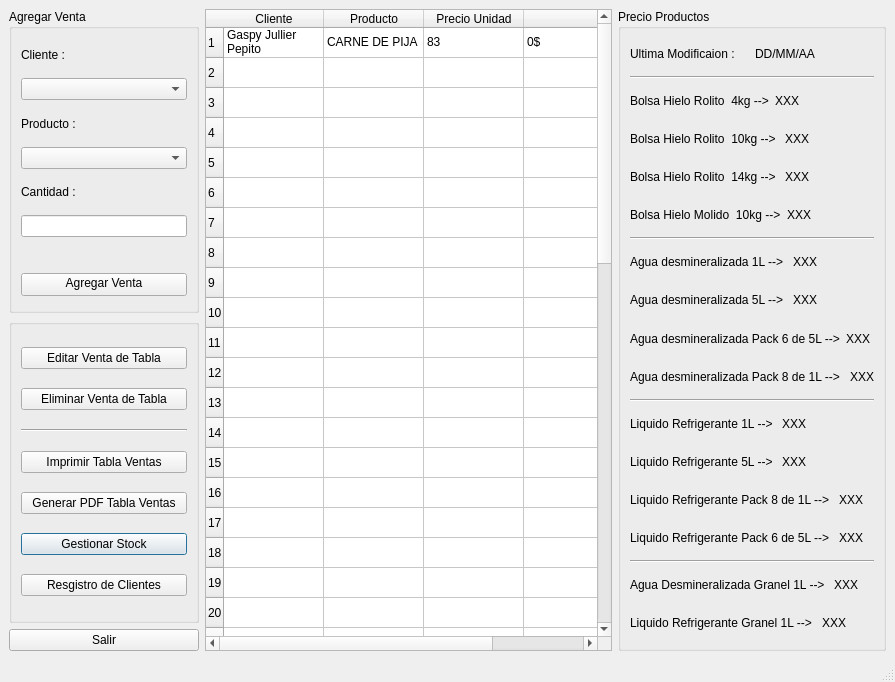
This is QT_Sistema_San_Cayetano/mainwindow.ui in GaspyGJ/SistemaGestion_SanCayetano as Qt 5 draws it before an edit. The edited form follows.
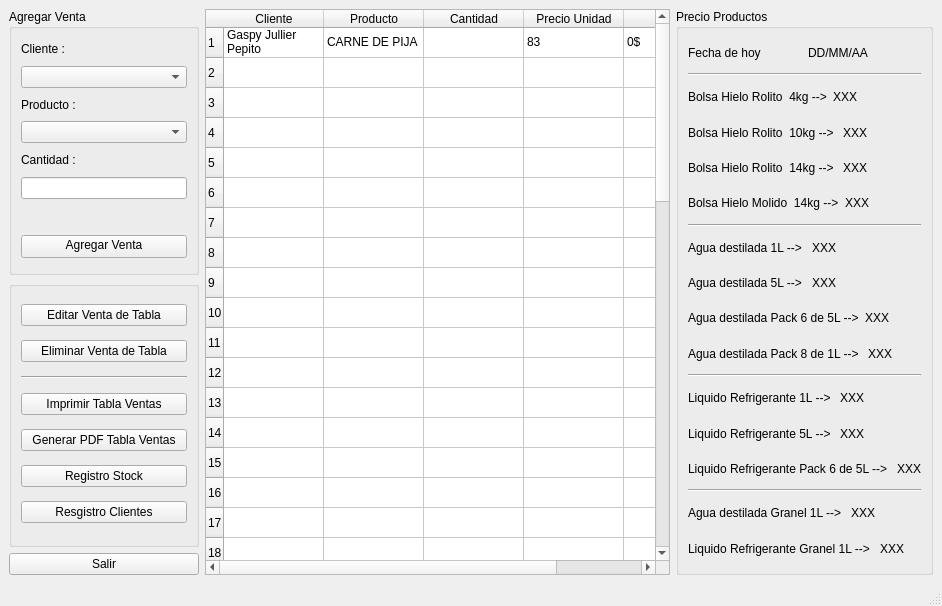
This is the edited form.

Commit message: Termine Registro Stock creo , ver Clientes y Main

Diff of the .ui file:
```diff
--- a/QT_Sistema_San_Cayetano/mainwindow.ui
+++ b/QT_Sistema_San_Cayetano/mainwindow.ui
@@ -9,8 +9,8 @@
    <rect>
     <x>0</x>
     <y>0</y>
-    <width>895</width>
-    <height>682</height>
+    <width>942</width>
+    <height>606</height>
    </rect>
   </property>
   <property name="minimumSize">
@@ -107,6 +107,12 @@
            <property name="checkable">
             <bool>false</bool>
            </property>
+           <property name="autoDefault">
+            <bool>true</bool>
+           </property>
+           <property name="default">
+            <bool>false</bool>
+           </property>
           </widget>
          </item>
         </layout>
@@ -138,6 +144,12 @@
            <property name="checkable">
             <bool>false</bool>
            </property>
+           <property name="autoDefault">
+            <bool>true</bool>
+           </property>
+           <property name="default">
+            <bool>false</bool>
+           </property>
           </widget>
          </item>
          <item>
@@ -148,6 +160,12 @@
            <property name="checkable">
             <bool>false</bool>
            </property>
+           <property name="autoDefault">
+            <bool>true</bool>
+           </property>
+           <property name="default">
+            <bool>false</bool>
+           </property>
           </widget>
          </item>
          <item>
@@ -165,6 +183,12 @@
            <property name="checkable">
             <bool>false</bool>
            </property>
+           <property name="autoDefault">
+            <bool>true</bool>
+           </property>
+           <property name="default">
+            <bool>false</bool>
+           </property>
           </widget>
          </item>
          <item>
@@ -175,12 +199,18 @@
            <property name="checkable">
             <bool>false</bool>
            </property>
+           <property name="autoDefault">
+            <bool>true</bool>
+           </property>
+           <property name="default">
+            <bool>false</bool>
+           </property>
           </widget>
          </item>
          <item>
           <widget class="QPushButton" name="pushButton_2">
            <property name="text">
-            <string>Gestionar Stock</string>
+            <string>Registro Stock</string>
            </property>
            <property name="checkable">
             <bool>false</bool>
@@ -189,18 +219,24 @@
             <bool>true</bool>
            </property>
            <property name="default">
-            <bool>true</bool>
+            <bool>false</bool>
            </property>
           </widget>
          </item>
          <item>
           <widget class="QPushButton" name="pushButton_3">
            <property name="text">
-            <string>Resgistro de Clientes</string>
+            <string>Resgistro Clientes</string>
            </property>
            <property name="checkable">
             <bool>false</bool>
            </property>
+           <property name="autoDefault">
+            <bool>true</bool>
+           </property>
+           <property name="default">
+            <bool>false</bool>
+           </property>
           </widget>
          </item>
         </layout>
@@ -226,6 +262,12 @@
         <property name="checkable">
          <bool>false</bool>
         </property>
+        <property name="autoDefault">
+         <bool>true</bool>
+        </property>
+        <property name="default">
+         <bool>false</bool>
+        </property>
        </widget>
       </item>
      </layout>
@@ -410,6 +452,11 @@
         <string>Producto</string>
        </property>
       </column>
+      <column>
+       <property name="text">
+        <string>Cantidad</string>
+       </property>
+      </column>
       <column>
        <property name="text">
         <string>Precio Unidad</string>
@@ -430,13 +477,13 @@
         <string>CARNE DE PIJA</string>
        </property>
       </item>
-      <item row="0" column="2">
-       <property name="text">
-        <string>83</string>
-       </property>
-      </item>
       <item row="0" column="3">
        <property name="text">
+        <string>83</string>
+       </property>
+      </item>
+      <item row="0" column="4">
+       <property name="text">
         <string>0$</string>
        </property>
       </item>
@@ -459,7 +506,7 @@
          <item>
           <widget class="QLabel" name="label_4">
            <property name="text">
-            <string>Ultima Modificaion :</string>
+            <string>Fecha de hoy</string>
            </property>
           </widget>
          </item>
@@ -538,7 +585,7 @@
          <item>
           <widget class="QLabel" name="label_9">
            <property name="text">
-            <string>Bolsa Hielo Molido  10kg --&gt;</string>
+            <string>Bolsa Hielo Molido  14kg --&gt;</string>
            </property>
           </widget>
          </item>
@@ -563,7 +610,7 @@
          <item>
           <widget class="QLabel" name="label_10">
            <property name="text">
-            <string>Agua desmineralizada 1L --&gt; </string>
+            <string>Agua destilada 1L --&gt; </string>
            </property>
           </widget>
          </item>
@@ -581,7 +628,7 @@
          <item>
           <widget class="QLabel" name="label_11">
            <property name="text">
-            <string>Agua desmineralizada 5L --&gt; </string>
+            <string>Agua destilada 5L --&gt; </string>
            </property>
           </widget>
          </item>
@@ -599,7 +646,7 @@
          <item>
           <widget class="QLabel" name="label_12">
            <property name="text">
-            <string>Agua desmineralizada Pack 6 de 5L --&gt;</string>
+            <string>Agua destilada Pack 6 de 5L --&gt;</string>
            </property>
           </widget>
          </item>
@@ -617,7 +664,7 @@
          <item>
           <widget class="QLabel" name="label_13">
            <property name="text">
-            <string>Agua desmineralizada Pack 8 de 1L --&gt; </string>
+            <string>Agua destilada Pack 8 de 1L --&gt; </string>
            </property>
           </widget>
          </item>
@@ -665,25 +712,7 @@
           </widget>
          </item>
          <item>
-          <widget class="QLabel" name="label_29">
-           <property name="text">
-            <string>XXX</string>
-           </property>
-          </widget>
-         </item>
-        </layout>
-       </item>
-       <item>
-        <layout class="QHBoxLayout" name="horizontalLayout_12">
-         <item>
-          <widget class="QLabel" name="label_17">
-           <property name="text">
-            <string>Liquido Refrigerante Pack 8 de 1L --&gt; </string>
-           </property>
-          </widget>
-         </item>
-         <item>
-          <widget class="QLabel" name="label_30">
+          <widget class="QLabel" name="label_Precio_LiquidoRefrigerante5L">
            <property name="text">
             <string>XXX</string>
            </property>
@@ -721,7 +750,7 @@
          <item>
           <widget class="QLabel" name="label_18">
            <property name="text">
-            <string>Agua Desmineralizada Granel 1L --&gt; </string>
+            <string>Agua destilada Granel 1L --&gt; </string>
            </property>
           </widget>
          </item>
```
Left out of the diff: 50 changed lines with no effect on the pictures. The commit also changes 66 other files.
